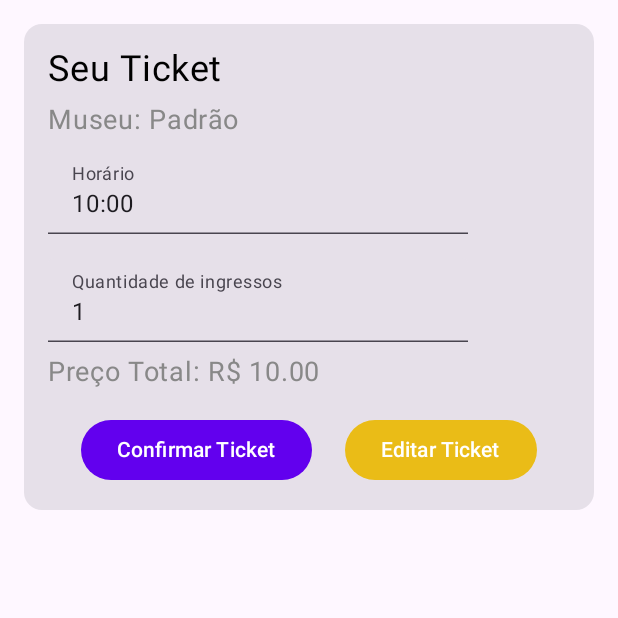
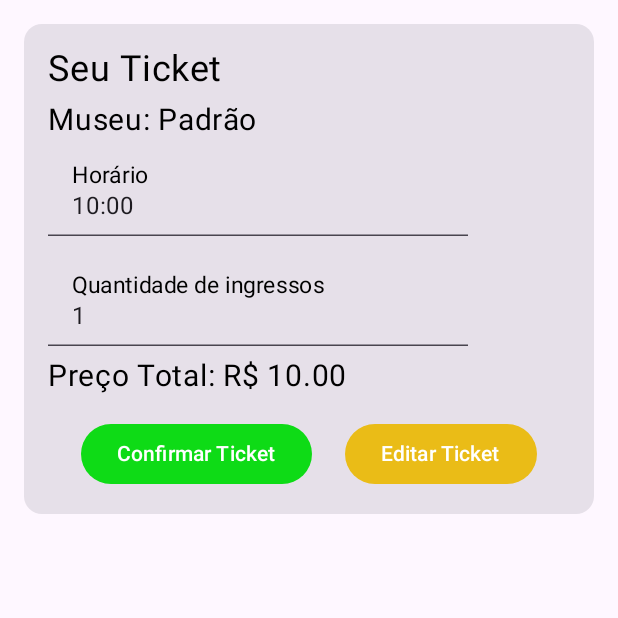
Before and after one commit to eduardasantanab/projeto_mobile_rota_cultural, an Android app built with Jetpack Compose: the composable TelaTicket shown on its own in the app's theme, on a phone screen of 412 x 824 dp, the top half of it. Run offline under Robolectric (Android 15) with nearby library versions, the phone set to English and light mode, and no system bars; 7 statements that could not run were skipped.

Commit message:
adicionando botão de deletar ticket

```diff
--- a/app/src/main/java/com/example/lunchtray/ui/ingressos/TelaIngressos.kt
+++ b/app/src/main/java/com/example/lunchtray/ui/ingressos/TelaIngressos.kt
@@ -41,7 +41,7 @@ fun TelaIngressos(navController: NavController) {
                 navController.navigate("TelaDeTicketsSalvos")
             },
             modifier = Modifier.padding(top = 16.dp),
-            colors = ButtonDefaults.buttonColors(containerColor = Color(0xFFEABC17))
+            colors = ButtonDefaults.buttonColors(containerColor = Color(0xFF6200EE))
         ) {
             Text("Ver meus tickets")
         }
--- a/app/src/main/java/com/example/lunchtray/ui/ingressos/TelaTicket.kt
+++ b/app/src/main/java/com/example/lunchtray/ui/ingressos/TelaTicket.kt
@@ -91,20 +91,20 @@ fun TicketCard(
         ) {
             Text("Seu Ticket", fontSize = 24.sp, color = Color.Black)
             Spacer(modifier = Modifier.height(8.dp))
-            Text("Museu: ${museum.value.name}", fontSize = 18.sp, color = Color.Gray)
+            Text("Museu: ${museum.value.name}", fontSize = 20.sp, color = Color.Black)
             TextField(
                 value = time.value,
                 onValueChange = { time.value = it },
-                label = { Text("Horário") },
+                label = { Text("Horário" , fontSize = 15.sp, color = Color.Black) },
                 modifier = Modifier.padding(vertical = 8.dp)
             )
             TextField(
                 value = quantity.value.toString(),
                 onValueChange = { quantity.value = it.toIntOrNull() ?: 0 },
-                label = { Text("Quantidade de ingressos") },
+                label = { Text("Quantidade de ingressos", fontSize = 15.sp, color = Color.Black) },
                 modifier = Modifier.padding(vertical = 8.dp)
             )
-            Text("Preço Total: R\$ ${"%.2f".format(totalPrice.value)}", fontSize = 18.sp, color = Color.Gray)
+            Text("Preço Total: R\$ ${"%.2f".format(totalPrice.value)}", fontSize = 20.sp, color = Color.Black)
 
             Spacer(modifier = Modifier.height(16.dp))
 
@@ -117,7 +117,7 @@ fun TicketCard(
                         val ticket = Ticket(museum.value, time.value, quantity.value, totalPrice.value)
                         onConfirmTicket(ticket)
                     },
-                    colors = ButtonDefaults.buttonColors(containerColor = Color(0xFF6200EE))
+                    colors = ButtonDefaults.buttonColors(containerColor = Color(0xFF0EDB16))
                 ) {
                     Text("Confirmar Ticket")
                 }
--- a/app/src/main/java/com/example/lunchtray/ui/ingressos/ViewModel.kt
+++ b/app/src/main/java/com/example/lunchtray/ui/ingressos/ViewModel.kt
@@ -14,4 +14,10 @@ class TicketViewModel : ViewModel() {
         }
         _savedTickets.value = updatedList
     }
+    fun deleteTicket(ticket: Ticket) {
+        val updatedList = _savedTickets.value.orEmpty().toMutableList().apply {
+            remove(ticket)
+        }
+        _savedTickets.value = updatedList
+    }
 }
```
Also changed, not shown: app/src/main/java/com/example/lunchtray/ui/ingressos/TelaTicketsSalvos.kt (+18 -8 lines).
